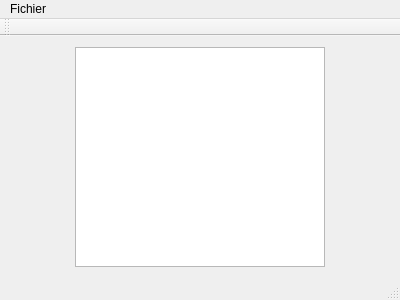
Qt form editorwindow.ui (BLeger/CuteTileMapEditor) before a commit.
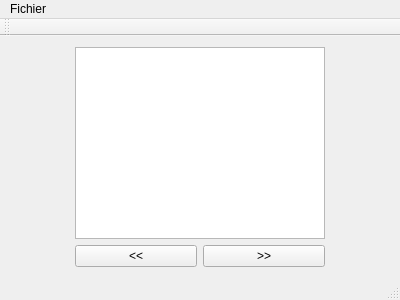
The same form after that commit.

Commit message: Move map

Patch:
```diff
--- a/editorwindow.ui
+++ b/editorwindow.ui
@@ -16,6 +16,8 @@
   <widget class="QWidget" name="centralWidget">
    <layout class="QHBoxLayout" name="horizontalLayout_2">
     <item>
+     <layout class="QVBoxLayout" name="verticalLayout">
+      <item>
      <widget class="QListView" name="tileView">
       <property name="maximumSize">
        <size>
@@ -24,6 +26,26 @@
        </size>
       </property>
      </widget>
+      </item>
+      <item>
+       <layout class="QHBoxLayout" name="horizontalLayout">
+        <item>
+         <widget class="QPushButton" name="moveRightButton">
+          <property name="text">
+           <string>&lt;&lt;</string>
+          </property>
+         </widget>
+        </item>
+        <item>
+         <widget class="QPushButton" name="moveLeftButton">
+          <property name="text">
+           <string>&gt;&gt;</string>
+          </property>
+         </widget>
+        </item>
+       </layout>
+      </item>
+     </layout>
     </item>
    </layout>
   </widget>
```
Lines whose indentation alone changed are shown as unchanged. The commit also changes 6 other files.
